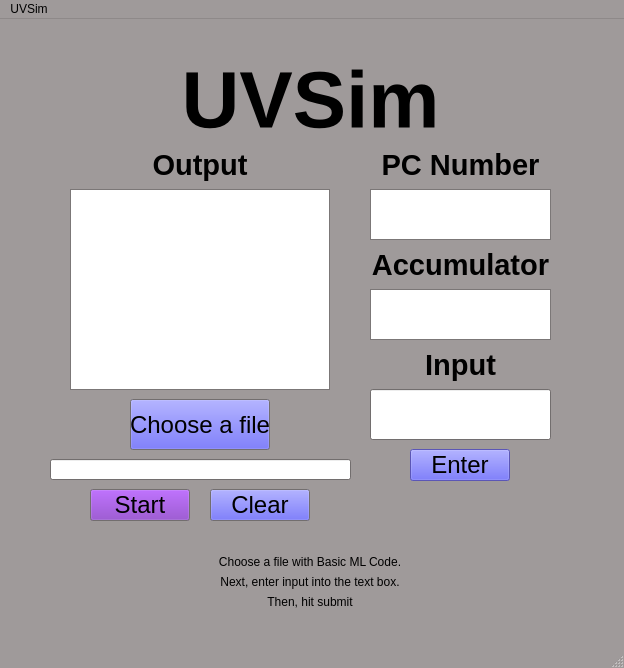
Old version of the form code_base_with_classes/UVSim.ui in the repository constanhack/2450-project.
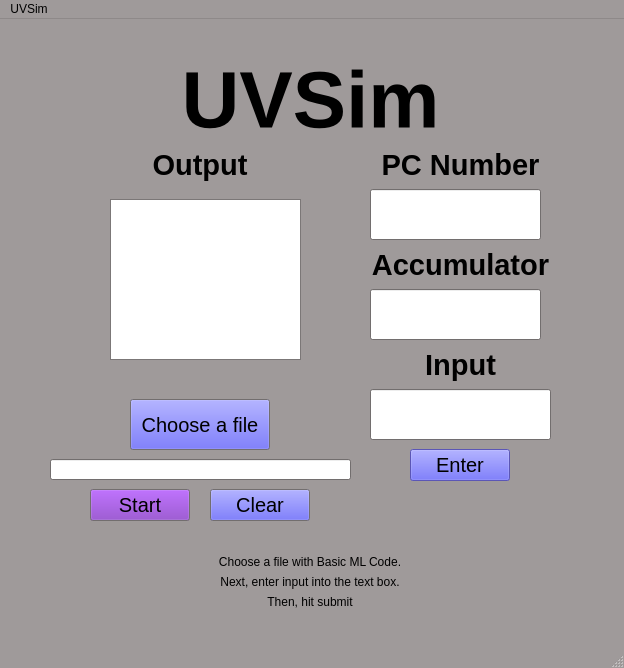
New version of the form.

```diff
--- a/code_base_with_classes/UVSim.ui
+++ b/code_base_with_classes/UVSim.ui
@@ -217,7 +217,7 @@
     </property>
     <property name="font">
      <font>
-      <pointsize>18</pointsize>
+      <pointsize>15</pointsize>
      </font>
     </property>
     <property name="text">
@@ -290,7 +290,7 @@
     </property>
     <property name="font">
      <font>
-      <pointsize>18</pointsize>
+      <pointsize>15</pointsize>
      </font>
     </property>
     <property name="text">
@@ -344,60 +344,6 @@
      <set>Qt::AlignCenter</set>
     </property>
    </widget>
-   <widget class="QTextBrowser" name="AccumulatorText">
-    <property name="geometry">
-     <rect>
-      <x>370</x>
-      <y>270</y>
-      <width>181</width>
-      <height>51</height>
-     </rect>
-    </property>
-    <property name="font">
-     <font>
-      <pointsize>20</pointsize>
-     </font>
-    </property>
-    <property name="html">
-     <string>&lt;!DOCTYPE HTML PUBLIC &quot;-//W3C//DTD HTML 4.0//EN&quot; &quot;http://www.w3.org/TR/REC-html40/strict.dtd&quot;&gt;
-&lt;html&gt;&lt;head&gt;&lt;meta name=&quot;qrichtext&quot; content=&quot;1&quot; /&gt;&lt;meta charset=&quot;utf-8&quot; /&gt;&lt;style type=&quot;text/css&quot;&gt;
-p, li { white-space: pre-wrap; }
-hr { height: 1px; border-width: 0; }
-li.unchecked::marker { content: &quot;\2610&quot;; }
-li.checked::marker { content: &quot;\2612&quot;; }
-&lt;/style&gt;&lt;/head&gt;&lt;body style=&quot; font-family:'.AppleSystemUIFont'; font-size:20pt; font-weight:400; font-style:normal;&quot;&gt;
-&lt;p align=&quot;center&quot; style=&quot;-qt-paragraph-type:empty; margin-top:0px; margin-bottom:0px; margin-left:0px; margin-right:0px; -qt-block-indent:0; text-indent:0px;&quot;&gt;&lt;br /&gt;&lt;/p&gt;&lt;/body&gt;&lt;/html&gt;</string>
-    </property>
-   </widget>
-   <widget class="QTextBrowser" name="PCText">
-    <property name="geometry">
-     <rect>
-      <x>370</x>
-      <y>170</y>
-      <width>181</width>
-      <height>51</height>
-     </rect>
-    </property>
-    <property name="font">
-     <font>
-      <pointsize>20</pointsize>
-      <kerning>true</kerning>
-     </font>
-    </property>
-    <property name="layoutDirection">
-     <enum>Qt::LeftToRight</enum>
-    </property>
-    <property name="html">
-     <string>&lt;!DOCTYPE HTML PUBLIC &quot;-//W3C//DTD HTML 4.0//EN&quot; &quot;http://www.w3.org/TR/REC-html40/strict.dtd&quot;&gt;
-&lt;html&gt;&lt;head&gt;&lt;meta name=&quot;qrichtext&quot; content=&quot;1&quot; /&gt;&lt;meta charset=&quot;utf-8&quot; /&gt;&lt;style type=&quot;text/css&quot;&gt;
-p, li { white-space: pre-wrap; }
-hr { height: 1px; border-width: 0; }
-li.unchecked::marker { content: &quot;\2610&quot;; }
-li.checked::marker { content: &quot;\2612&quot;; }
-&lt;/style&gt;&lt;/head&gt;&lt;body style=&quot; font-family:'.AppleSystemUIFont'; font-size:20pt; font-weight:400; font-style:normal;&quot;&gt;
-&lt;p align=&quot;center&quot; style=&quot;-qt-paragraph-type:empty; margin-top:0px; margin-bottom:0px; margin-left:0px; margin-right:0px; -qt-block-indent:0; text-indent:0px;&quot;&gt;&lt;br /&gt;&lt;/p&gt;&lt;/body&gt;&lt;/html&gt;</string>
-    </property>
-   </widget>
    <widget class="QLabel" name="Output">
     <property name="geometry">
      <rect>
@@ -420,31 +366,6 @@
      <set>Qt::AlignCenter</set>
     </property>
    </widget>
-   <widget class="QTextBrowser" name="OutputText">
-    <property name="geometry">
-     <rect>
-      <x>70</x>
-      <y>170</y>
-      <width>260</width>
-      <height>201</height>
-     </rect>
-    </property>
-    <property name="font">
-     <font>
-      <pointsize>15</pointsize>
-     </font>
-    </property>
-    <property name="html">
-     <string>&lt;!DOCTYPE HTML PUBLIC &quot;-//W3C//DTD HTML 4.0//EN&quot; &quot;http://www.w3.org/TR/REC-html40/strict.dtd&quot;&gt;
-&lt;html&gt;&lt;head&gt;&lt;meta name=&quot;qrichtext&quot; content=&quot;1&quot; /&gt;&lt;meta charset=&quot;utf-8&quot; /&gt;&lt;style type=&quot;text/css&quot;&gt;
-p, li { white-space: pre-wrap; }
-hr { height: 1px; border-width: 0; }
-li.unchecked::marker { content: &quot;\2610&quot;; }
-li.checked::marker { content: &quot;\2612&quot;; }
-&lt;/style&gt;&lt;/head&gt;&lt;body style=&quot; font-family:'.AppleSystemUIFont'; font-size:15pt; font-weight:400; font-style:normal;&quot;&gt;
-&lt;p align=&quot;center&quot; style=&quot;-qt-paragraph-type:empty; margin-top:0px; margin-bottom:0px; margin-left:0px; margin-right:0px; -qt-block-indent:0; text-indent:0px; font-size:13pt;&quot;&gt;&lt;br /&gt;&lt;/p&gt;&lt;/body&gt;&lt;/html&gt;</string>
-    </property>
-   </widget>
    <widget class="QPushButton" name="ChooseFile">
     <property name="geometry">
      <rect>
@@ -483,7 +404,7 @@
     </property>
     <property name="font">
      <font>
-      <pointsize>18</pointsize>
+      <pointsize>15</pointsize>
      </font>
     </property>
     <property name="text">
@@ -565,7 +486,7 @@
     </property>
     <property name="font">
      <font>
-      <pointsize>18</pointsize>
+      <pointsize>15</pointsize>
      </font>
     </property>
     <property name="text">
@@ -614,6 +535,36 @@
      <bool>true</bool>
     </property>
    </widget>
+   <widget class="QTextEdit" name="OutputText">
+    <property name="geometry">
+     <rect>
+      <x>110</x>
+      <y>180</y>
+      <width>191</width>
+      <height>161</height>
+     </rect>
+    </property>
+   </widget>
+   <widget class="QLineEdit" name="AccumulatorText">
+    <property name="geometry">
+     <rect>
+      <x>370</x>
+      <y>270</y>
+      <width>171</width>
+      <height>51</height>
+     </rect>
+    </property>
+   </widget>
+   <widget class="QLineEdit" name="PCText">
+    <property name="geometry">
+     <rect>
+      <x>370</x>
+      <y>170</y>
+      <width>171</width>
+      <height>51</height>
+     </rect>
+    </property>
+   </widget>
   </widget>
   <widget class="QMenuBar" name="menubar">
    <property name="geometry">
```
Left out of the diff: 4 changed lines with no effect on the pictures.
